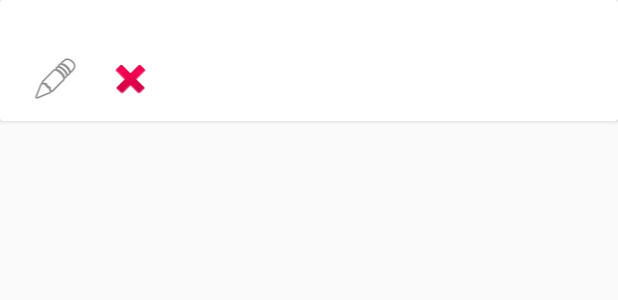
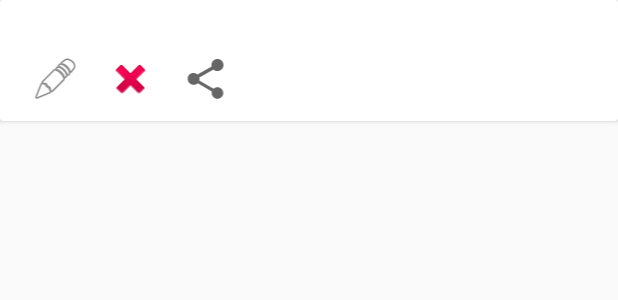
Before and after one commit to leilaabedi/Dictionary, an Android app: the layout word_list_layout.xml on its own in the app's theme, with its tools: preview values and no code run, on a phone screen of 412 x 824 dp. Shown: the top 300 px of the screen. Run offline under Robolectric (Android 15) with nearby library versions, the phone set to English and light mode, and no system bars.

Commit message:
add share button and word count

```diff
--- a/app/src/main/java/com/maktab/dictionaryedit/controller/fragment/WordViewHolder.java
+++ b/app/src/main/java/com/maktab/dictionaryedit/controller/fragment/WordViewHolder.java
@@ -11,7 +11,8 @@ import com.maktab.dictionaryedit.R;
 
 class WordViewHolder extends RecyclerView.ViewHolder {
     TextView tvEnword, tvFaword;
-    ImageView editWord,deleteWord;
+    ImageView editWord,deleteWord,share_btn;
+
 
     WordViewHolder(View itemView) {
         super(itemView);
@@ -19,6 +20,7 @@ class WordViewHolder extends RecyclerView.ViewHolder {
         tvFaword = itemView.findViewById(R.id.Faword);
         editWord=itemView.findViewById(R.id.editWord);
        deleteWord=itemView.findViewById(R.id.deleteWord);
+       share_btn=itemView.findViewById(R.id.share_icon);
 
 
 
--- a/app/src/main/res/layout/word_list_layout.xml
+++ b/app/src/main/res/layout/word_list_layout.xml
@@ -2,6 +2,7 @@
 
 <androidx.cardview.widget.CardView
     xmlns:android="http://schemas.android.com/apk/res/android"
+    xmlns:app="http://schemas.android.com/apk/res-auto"
     android:orientation="vertical" android:layout_width="match_parent"
     android:layout_height="wrap_content"
     android:elevation="10dip"
@@ -62,6 +63,12 @@
 
                 android:src="@android:drawable/ic_delete" />
 
+            <ImageView
+                android:id="@+id/share_icon"
+                android:layout_width="50dp"
+                android:layout_height="match_parent"
+                android:layout_gravity="right"
+                app:srcCompat="?attr/actionModeShareDrawable" />
 
 
         </LinearLayout>
```
Also changed, not shown: app/src/main/java/com/maktab/dictionaryedit/controller/fragment/WordsAdapter.java (+43 -4 lines).
